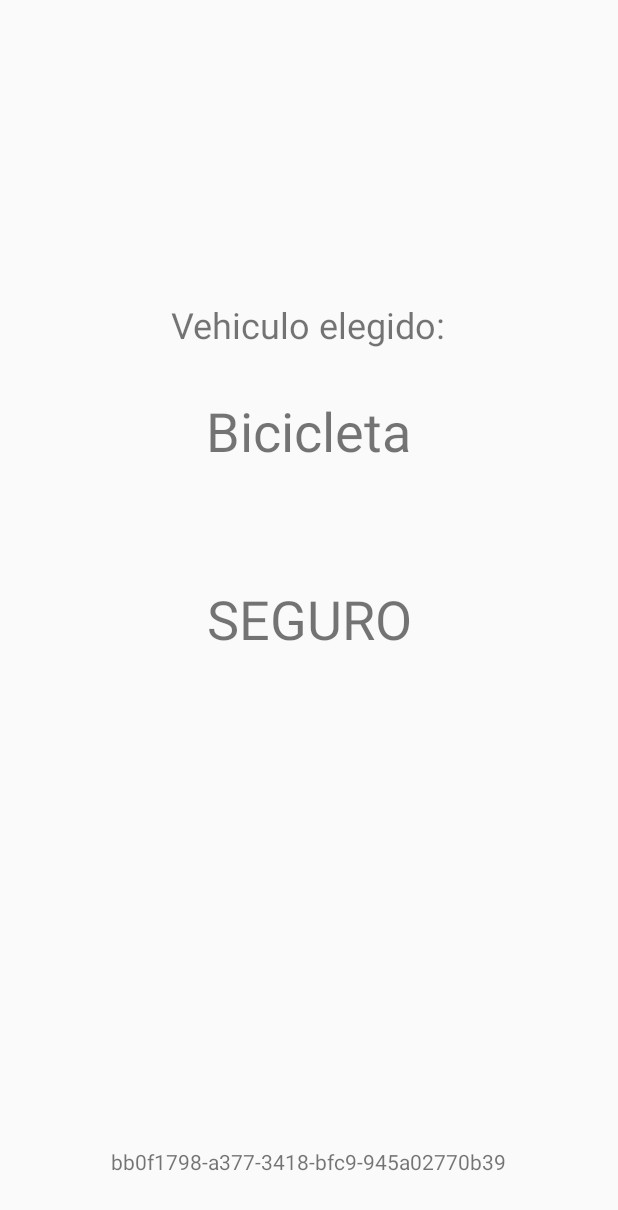
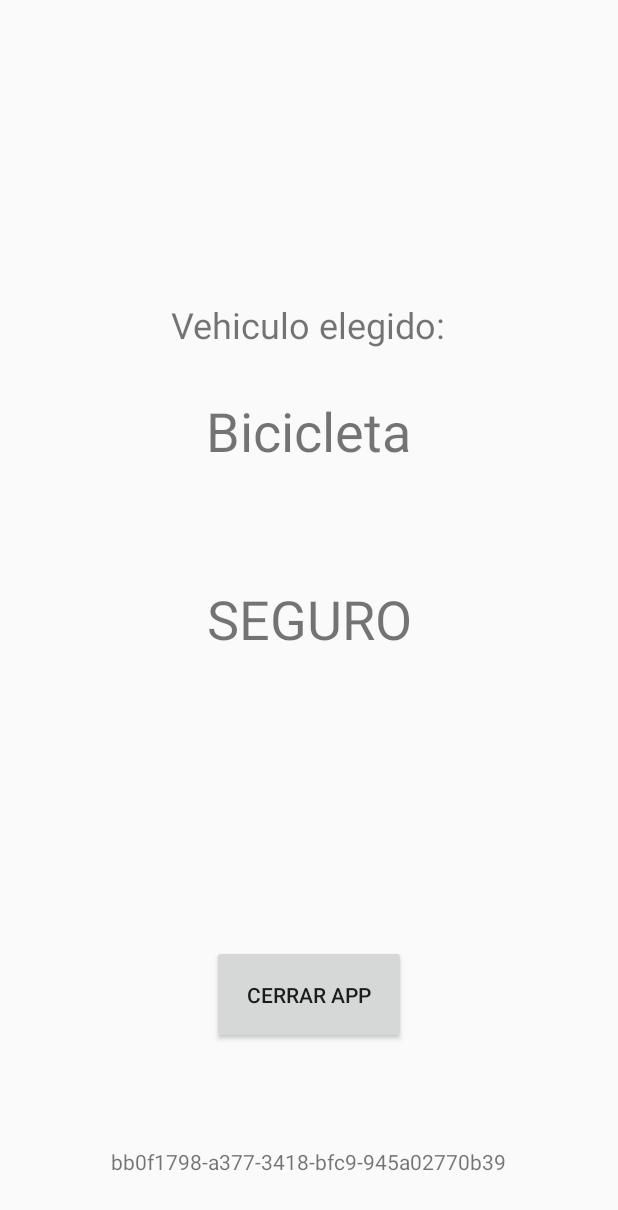
Before and after one commit to AdanCasares/BikeSafety-TFG, an Android app: the screen it shows after launch (segundaPantalla), after a tap on an icon or button, on a phone screen of 412 x 824 dp. Shown: the top 1210 px of the screen. Run offline under Robolectric (Android 15) with nearby library versions, the phone set to English and light mode, and no system bars; our stand-ins replace Firebase (no records; nobody signed in at launch, a user with empty details on screens opened directly).

Commit message:
- La app pide permisos de ubicación (1h)
- Obtiene la latitud y la longitud (3h)

- Se ha añadido una configuración para agregar Firebase a nuestra APP, para en el futuro usar la base de datos para calcular las distancias (2h)

- Nueva interfaz: añadido botones para seleccionar el tipo de vehículo y una variable global que almacene en todo momento el tipo de vehículo utilizado (1h)

- Nueva interfaz en la pantalla secundaria: nos indica el vehículo elegido, enviamos la variable vehículo a la Acivity segunda pantalla (1h)

- Se ha añadido una fusión que inicializa la conectividad con Firebase y otro que envía la información a la base de datos. (2h)

- Se ha cambiado la función de obtenerUbicacion de MainActivity a segundaPantalla.

- Implementada una función que nos permite obtener una lista con todos los usuarios que se encuentran conectados al servidor (2h)

- Implementada una función que nos calcula la distancia al resto de usuarios. (30min)

- Implementada una función que nos obtiene la distancia al usuario más cercano. (15min)

- Implementada una función que comprueba el estado de peligro en el que nos encontramos. (45min)

- Deshabilitado el boto de atrás cuando nos encontramos en navegación.

- Implementada una función que elimina la información de usuario del servidor y cierra la aplicación. (1h)

```diff
--- a/app/src/main/java/com/adancasares/myapplication/segundaPantalla.java
+++ b/app/src/main/java/com/adancasares/myapplication/segundaPantalla.java
@@ -4,6 +4,7 @@ import android.Manifest;
 import android.annotation.SuppressLint;
 import android.app.Activity;
 import android.content.Context;
+import android.content.Intent;
 import android.location.Location;
 import android.location.LocationListener;
 import android.location.LocationManager;
@@ -11,6 +12,7 @@ import android.support.annotation.NonNull;
 import android.support.v4.content.ContextCompat;
 import android.support.v7.app.AppCompatActivity;
 import android.os.Bundle;
+import android.view.View;
 import android.widget.ArrayAdapter;
 import android.widget.TextView;
 import android.os.Bundle;
@@ -35,6 +37,7 @@ public class segundaPantalla extends Activity {
     public String uid;
 
     public List<Usuario> listUsuarios = new ArrayList<Usuario>();
+    public List<Usuario> listUsuariosComprobacion = new ArrayList<Usuario>();
     //ArrayAdapter<Usuario> arrayAdapterUsuarios;
 
     TextView tvVehiculo;
@@ -42,6 +45,7 @@ public class segundaPantalla extends Activity {
     TextView tvUid;
     public int vehiculo = 0;
 
+    public boolean gpsActivo = true;
     private int permissionCheck = 0;
     public double latitud = 0.00;
     public double longitud = 0.00;
@@ -74,6 +78,13 @@ public class segundaPantalla extends Activity {
         inicializarFirebase();
         obtenerListaUsuarios();
         comprobarPeligro();
+
+
+
+    }
+
+    @Override
+    public void onBackPressed(){
 
     }
 
@@ -190,6 +201,7 @@ public class segundaPantalla extends Activity {
     }
 
     //----------------COMPRUEBA QUE LA DISTANCIA AL USUARIO MAS CERCANO SEA SEGURA-----------------
+    @SuppressLint("SetTextI18n")
     private void comprobarPeligro(){
         tvEstado = findViewById(R.id.tvEstado);
 
@@ -209,7 +221,7 @@ public class segundaPantalla extends Activity {
                 distancias.add(d);
             }
             double distanciaMinima = obtenerMenorDistancia(distancias);
-            if (distanciaMinima <= 5) {
+            if (distanciaMinima <= 20) {
                 tvEstado.setText("PELIGRO");
             } else {
                 tvEstado.setText("SEGURO");
@@ -252,6 +264,7 @@ public class segundaPantalla extends Activity {
         LocationManager locationManager = (LocationManager)
                 segundaPantalla.this.getSystemService(Context.LOCATION_SERVICE);
 
+        if (gpsActivo){
             //define las actualizaciones de localizacion
             LocationListener locationListener = new LocationListener() {
                 @SuppressLint("SetTextI18n")
@@ -266,6 +279,8 @@ public class segundaPantalla extends Activity {
                     enviarFirebase();
                     obtenerListaUsuarios();
                     comprobarPeligro();
+
+
                 }
 
                 @Override
@@ -288,6 +303,50 @@ public class segundaPantalla extends Activity {
                     0, locationListener);
         }
 
+    }
+
+    public void cerrarAPP(View view) {
+
+        /*boolean correcto = false;
+        do {
+            databaseReference.child("Usuario").child(uid).removeValue();
+            databaseReference.child("Usuario").addValueEventListener(new ValueEventListener() {
+                @Override
+                public void onDataChange(@NonNull DataSnapshot dataSnapshot) {
+                    listUsuariosComprobacion.clear();
+                    for (DataSnapshot objSnapshot: dataSnapshot.getChildren()){
+                        Usuario usuario = objSnapshot.getValue(Usuario.class);
+                        listUsuariosComprobacion.add(usuario);
+                    }
+                }
+
+                @Override
+                public void onCancelled(@NonNull DatabaseError databaseError) {
+                }
+            });
+
+            int contador = 0;
+            for (int i = 0; i < listUsuariosComprobacion.size(); i++) {
+                if (!usuario.getUid().equals(uid)) {
+                    contador++;
+                }
+            }
+
+            if (contador == listUsuariosComprobacion.size()){
+                correcto = true;
+            }
+        }while (!correcto);*/
+
+        gpsActivo = false;
+
+        databaseReference.child("Usuario").child(uid).removeValue();
+        Intent intent = new Intent(Intent.ACTION_MAIN);
+        intent.addCategory(Intent.CATEGORY_HOME);
+        intent.setFlags(Intent.FLAG_ACTIVITY_NEW_TASK);
+        startActivity(intent);
+        System.exit(0);
+    }
+
 
 
 
--- a/app/src/main/res/layout/activity_segunda_pantalla.xml
+++ b/app/src/main/res/layout/activity_segunda_pantalla.xml
@@ -83,4 +83,23 @@
         app:layout_constraintTop_toTopOf="parent"
         app:layout_constraintVertical_bias="0.966" />
 
+    <Button
+        android:id="@+id/bSalir"
+        android:layout_width="129dp"
+        android:layout_height="66dp"
+        android:layout_marginStart="8dp"
+        android:layout_marginLeft="8dp"
+        android:layout_marginTop="8dp"
+        android:layout_marginEnd="8dp"
+        android:layout_marginRight="8dp"
+        android:layout_marginBottom="8dp"
+        android:text="Cerrar APP"
+        android:gravity="center"
+        android:onClick="cerrarAPP"
+        app:layout_constraintBottom_toBottomOf="parent"
+        app:layout_constraintEnd_toEndOf="parent"
+        app:layout_constraintStart_toStartOf="parent"
+        app:layout_constraintTop_toTopOf="parent"
+        app:layout_constraintVertical_bias="0.838" />
+
 </android.support.constraint.ConstraintLayout>
```
Also changed, not shown: 1 other file. Lines whose indentation alone changed are shown as unchanged.
